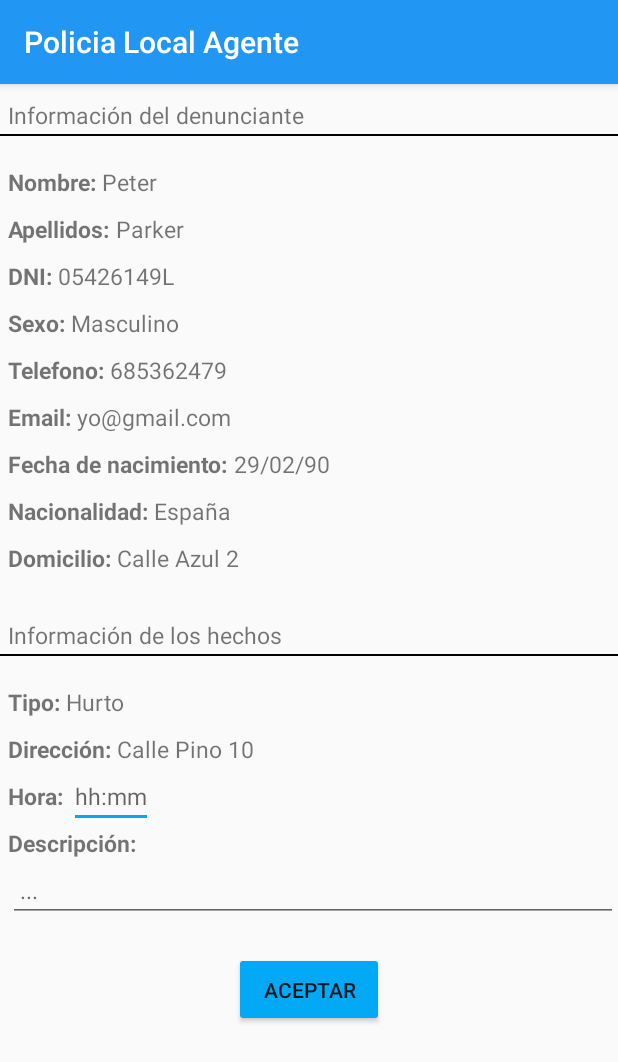
After one commit to sergioloc/JefaturaPoliciaAgente, an Android app: the Predenuncia screen opened directly, with no data from a screen before it, on a phone screen of 412 x 824 dp. The commit adds this screen. Shown: the top 1062 px of the screen. Run offline under Robolectric (Android 15) with nearby library versions, the phone set to English and light mode, and no system bars.

Commit message:
Interfaz básica de Predenuncia

```diff
--- a/app/src/main/java/com/cdi/practica/jefaturapoliciaagente/MainActivity.java
+++ b/app/src/main/java/com/cdi/practica/jefaturapoliciaagente/MainActivity.java
@@ -26,6 +26,7 @@ public class MainActivity extends AppCompatActivity
 
     private AlertDialog alert;
     private ImageView button_pre;
+    private Boolean preAct;
 
     @Override
     protected void onCreate(Bundle savedInstanceState) {
@@ -53,6 +54,7 @@ public class MainActivity extends AppCompatActivity
     }
 
     public void init(){
+        preAct=false;
         // Buttons
         button_pre = (ImageView) findViewById(R.id.framePre);
         // Alert Dialog
@@ -69,7 +71,8 @@ public class MainActivity extends AppCompatActivity
                 .setPositiveButton("Aceptar",
                         new DialogInterface.OnClickListener() {
                             public void onClick(DialogInterface dialog, int id) {
-
+                                preAct=true;
+                                Toast.makeText(getApplicationContext(), "Predenuncia activa",Toast.LENGTH_SHORT).show();
                             }
                         });
         alert = builder.create();
@@ -126,7 +129,10 @@ public class MainActivity extends AppCompatActivity
         int id = item.getItemId();
 
         if (id == R.id.nav_predenuncia) {
-            Toast.makeText(getApplicationContext(), "Predenuncia",Toast.LENGTH_SHORT).show();
+            if(preAct)
+                startActivity(new Intent(MainActivity.this,Predenuncia.class));
+            else
+                Toast.makeText(getApplicationContext(), "Debes aceptar una predenuncia",Toast.LENGTH_SHORT).show();
         } else if (id == R.id.nav_atestado) {
             Toast.makeText(getApplicationContext(), "Atestato",Toast.LENGTH_SHORT).show();
         } else if (id == R.id.nav_sancion) {
--- /dev/null
+++ b/app/src/main/java/com/cdi/practica/jefaturapoliciaagente/Predenuncia.java
@@ -0,0 +1,13 @@
+package com.cdi.practica.jefaturapoliciaagente;
+
+import android.support.v7.app.AppCompatActivity;
+import android.os.Bundle;
+
+public class Predenuncia extends AppCompatActivity {
+
+    @Override
+    protected void onCreate(Bundle savedInstanceState) {
+        super.onCreate(savedInstanceState);
+        setContentView(R.layout.activity_predenuncia);
+    }
+}
--- /dev/null
+++ b/app/src/main/res/layout/activity_predenuncia.xml
@@ -0,0 +1,340 @@
+<?xml version="1.0" encoding="utf-8"?>
+<RelativeLayout xmlns:android="http://schemas.android.com/apk/res/android"
+    xmlns:app="http://schemas.android.com/apk/res-auto"
+    xmlns:tools="http://schemas.android.com/tools"
+    android:layout_width="match_parent"
+    android:layout_height="match_parent"
+    tools:context="com.cdi.practica.jefaturapoliciaagente.Predenuncia">
+
+    <ScrollView
+        android:layout_width="match_parent"
+        android:layout_height="match_parent">
+
+        <RelativeLayout
+            android:layout_width="match_parent"
+            android:layout_height="match_parent">
+
+            <TextView
+                android:id="@+id/text1"
+                android:layout_width="wrap_content"
+                android:layout_height="wrap_content"
+                android:text="Información del denunciante"
+                android:layout_marginTop="10dp"
+                android:layout_marginLeft="5dp"
+                android:textSize="15dp"/>
+
+            <View
+                android:id="@+id/bar1"
+                android:layout_width="fill_parent"
+                android:layout_height="1dp"
+                android:layout_marginTop="2dp"
+                android:layout_below="@+id/text1"
+                android:background="@android:color/black"/>
+
+            <TextView
+                android:id="@+id/nameT"
+                android:layout_width="wrap_content"
+                android:layout_height="wrap_content"
+                android:text="Nombre: "
+                android:layout_below="@+id/bar1"
+                android:layout_marginTop="20dp"
+                android:layout_marginLeft="5dp"
+                android:textStyle="bold"
+                android:textSize="15dp"/>
+
+            <TextView
+                android:id="@+id/name"
+                android:layout_width="wrap_content"
+                android:layout_height="wrap_content"
+                android:text="Peter"
+                android:layout_below="@+id/bar1"
+                android:layout_marginTop="20dp"
+                android:layout_toRightOf="@+id/nameT"
+                android:textSize="15dp"/>
+
+            <TextView
+                android:id="@+id/lastNameT"
+                android:layout_width="wrap_content"
+                android:layout_height="wrap_content"
+                android:text="Apellidos: "
+                android:layout_below="@+id/nameT"
+                android:layout_marginTop="10dp"
+                android:layout_alignLeft="@+id/nameT"
+                android:textStyle="bold"
+                android:textSize="15dp"/>
+
+            <TextView
+                android:id="@+id/lastName"
+                android:layout_width="wrap_content"
+                android:layout_height="wrap_content"
+                android:text="Parker"
+                android:layout_below="@+id/nameT"
+                android:layout_marginTop="10dp"
+                android:layout_toRightOf="@+id/lastNameT"
+
+                android:textSize="15dp"/>
+
+            <TextView
+                android:id="@+id/dniT"
+                android:layout_width="wrap_content"
+                android:layout_height="wrap_content"
+                android:text="DNI: "
+                android:layout_below="@+id/lastNameT"
+                android:layout_marginTop="10dp"
+                android:layout_alignLeft="@+id/nameT"
+                android:textStyle="bold"
+                android:textSize="15dp"/>
+
+            <TextView
+                android:id="@+id/dni"
+                android:layout_width="wrap_content"
+                android:layout_height="wrap_content"
+                android:text="05426149L"
+                android:layout_below="@+id/lastNameT"
+                android:layout_marginTop="10dp"
+                android:layout_toRightOf="@+id/dniT"
+                android:textSize="15dp"/>
+
+            <TextView
+                android:id="@+id/genderT"
+                android:layout_width="wrap_content"
+                android:layout_height="wrap_content"
+                android:text="Sexo: "
+                android:layout_below="@+id/dniT"
+                android:layout_marginTop="10dp"
+                android:layout_alignLeft="@+id/nameT"
+                android:textStyle="bold"
+                android:textSize="15dp"/>
+
+            <TextView
+                android:id="@+id/gender"
+                android:layout_width="wrap_content"
+                android:layout_height="wrap_content"
+                android:text="Masculino"
+                android:layout_below="@+id/dniT"
+                android:layout_marginTop="10dp"
+                android:layout_toRightOf="@+id/genderT"
+                android:textSize="15dp"/>
+
+            <TextView
+                android:id="@+id/phoneT"
+                android:layout_width="wrap_content"
+                android:layout_height="wrap_content"
+                android:text="Telefono: "
+                android:layout_below="@+id/genderT"
+                android:layout_marginTop="10dp"
+                android:layout_alignLeft="@+id/nameT"
+                android:textStyle="bold"
+                android:textSize="15dp"/>
+
+            <TextView
+                android:id="@+id/phone"
+                android:layout_width="wrap_content"
+                android:layout_height="wrap_content"
+                android:text="685362479"
+                android:layout_below="@+id/genderT"
+                android:layout_marginTop="10dp"
+                android:layout_toRightOf="@+id/phoneT"
+                android:textSize="15dp"/>
+
+            <TextView
+                android:id="@+id/emailT"
+                android:layout_width="wrap_content"
+                android:layout_height="wrap_content"
+                android:text="Email: "
+                android:layout_below="@+id/phoneT"
+                android:layout_marginTop="10dp"
+                android:layout_alignLeft="@+id/nameT"
+                android:textStyle="bold"
+                android:textSize="15dp"/>
+
+            <TextView
+                android:id="@+id/email"
+                android:layout_width="wrap_content"
+                android:layout_height="wrap_content"
+                android:text="yo@gmail.com"
+                android:layout_below="@+id/phoneT"
+                android:layout_marginTop="10dp"
+                android:layout_toRightOf="@+id/emailT"
+                android:textSize="15dp"/>
+
+            <TextView
+                android:id="@+id/birthT"
+                android:layout_width="wrap_content"
+                android:layout_height="wrap_content"
+                android:text="Fecha de nacimiento: "
+                android:layout_below="@+id/emailT"
+                android:layout_marginTop="10dp"
+                android:layout_alignLeft="@+id/nameT"
+                android:textStyle="bold"
+                android:textSize="15dp"/>
+
+            <TextView
+                android:id="@+id/birth"
+                android:layout_width="wrap_content"
+                android:layout_height="wrap_content"
+                android:text="29/02/90"
+                android:layout_below="@+id/emailT"
+                android:layout_marginTop="10dp"
+                android:layout_toRightOf="@+id/birthT"
+                android:textSize="15dp"/>
+
+            <TextView
+                android:id="@+id/nationalityT"
+                android:layout_width="wrap_content"
+                android:layout_height="wrap_content"
+                android:text="Nacionalidad: "
+                android:layout_below="@+id/birthT"
+                android:layout_marginTop="10dp"
+                android:layout_alignLeft="@+id/nameT"
+                android:textStyle="bold"
+                android:textSize="15dp"/>
+
+            <TextView
+                android:id="@+id/nationality"
+                android:layout_width="wrap_content"
+                android:layout_height="wrap_content"
+                android:text="España"
+                android:layout_below="@+id/birthT"
+                android:layout_marginTop="10dp"
+                android:layout_toRightOf="@+id/nationalityT"
+                android:textSize="15dp"/>
+
+            <TextView
+                android:id="@+id/domicileT"
+                android:layout_width="wrap_content"
+                android:layout_height="wrap_content"
+                android:text="Domicilio: "
+                android:layout_below="@+id/nationalityT"
+                android:layout_marginTop="10dp"
+                android:layout_alignLeft="@+id/nameT"
+                android:textStyle="bold"
+                android:textSize="15dp"/>
+
+            <TextView
+                android:id="@+id/domicile"
+                android:layout_width="wrap_content"
+                android:layout_height="wrap_content"
+                android:text="Calle Azul 2"
+                android:layout_below="@+id/nationalityT"
+                android:layout_marginTop="10dp"
+                android:layout_toRightOf="@+id/domicileT"
+                android:textSize="15dp"/>
+
+            <TextView
+                android:id="@+id/text2"
+                android:layout_width="wrap_content"
+                android:layout_height="wrap_content"
+                android:text="Información de los hechos"
+                android:layout_below="@+id/domicileT"
+                android:layout_marginTop="30dp"
+                android:layout_marginLeft="5dp"
+                android:textSize="15dp"/>
+
+            <View
+                android:id="@+id/bar2"
+                android:layout_width="fill_parent"
+                android:layout_height="1dp"
+                android:layout_marginTop="2dp"
+                android:layout_below="@+id/text2"
+                android:background="@android:color/black"/>
+
+            <TextView
+                android:id="@+id/typeT"
+                android:layout_width="wrap_content"
+                android:layout_height="wrap_content"
+                android:text="Tipo: "
+                android:layout_below="@+id/bar2"
+                android:layout_marginTop="20dp"
+                android:layout_alignLeft="@+id/nameT"
+                android:textStyle="bold"
+                android:textSize="15dp"/>
+
+            <TextView
+                android:id="@+id/type"
+                android:layout_width="wrap_content"
+                android:layout_height="wrap_content"
+                android:text="Hurto"
+                android:layout_below="@+id/bar2"
+                android:layout_marginTop="20dp"
+                android:layout_toRightOf="@+id/typeT"
+                android:textSize="15dp"/>
+
+            <TextView
+                android:id="@+id/addressT"
+                android:layout_width="wrap_content"
+                android:layout_height="wrap_content"
+                android:text="Dirección: "
+                android:layout_below="@+id/typeT"
+                android:layout_marginTop="10dp"
+                android:layout_alignLeft="@+id/nameT"
+                android:textStyle="bold"
+                android:textSize="15dp"/>
+
+            <TextView
+                android:id="@+id/address"
+                android:layout_width="wrap_content"
+                android:layout_height="wrap_content"
+                android:text="Calle Pino 10"
+                android:layout_below="@+id/typeT"
+                android:layout_marginTop="10dp"
+                android:layout_toRightOf="@+id/addressT"
+                android:textSize="15dp"/>
+
+            <TextView
+                android:id="@+id/timeT"
+                android:layout_width="wrap_content"
+                android:layout_height="wrap_content"
+                android:text="Hora: "
+                android:layout_below="@+id/addressT"
+                android:layout_marginTop="10dp"
+                android:layout_alignLeft="@+id/nameT"
+                android:textStyle="bold"
+                android:textSize="15dp"/>
+
+            <EditText
+                android:id="@+id/time"
+                android:layout_width="wrap_content"
+                android:layout_height="wrap_content"
+                android:hint="hh:mm"
+                android:layout_below="@+id/addressT"
+                android:layout_toRightOf="@+id/timeT"
+                android:textSize="15dp"/>
+
+            <TextView
+                android:id="@+id/desciptionT"
+                android:layout_width="wrap_content"
+                android:layout_height="wrap_content"
+                android:text="Descripción: "
+                android:layout_below="@+id/timeT"
+                android:layout_marginTop="10dp"
+                android:layout_alignLeft="@+id/nameT"
+                android:textStyle="bold"
+                android:textSize="15dp"/>
+
+            <EditText
+                android:id="@+id/desciption"
+                android:layout_width="match_parent"
+                android:layout_height="wrap_content"
+                android:hint=" ..."
+                android:layout_below="@+id/desciptionT"
+                android:layout_alignLeft="@+id/nameT"
+                android:textSize="15dp"/>
+
+            <Button
+                android:layout_width="100dp"
+                android:layout_height="50dp"
+                android:text="Aceptar"
+                android:backgroundTint="@color/colorAccent"
+                android:layout_centerHorizontal="true"
+                android:layout_below="@+id/desciption"
+                android:layout_marginTop="20dp"
+                android:layout_marginBottom="20dp"/>
+
+
+        </RelativeLayout>
+
+    </ScrollView>
+
+
+</RelativeLayout>
```
Also changed, not shown: app/src/main/AndroidManifest.xml (+5 -4 lines).
